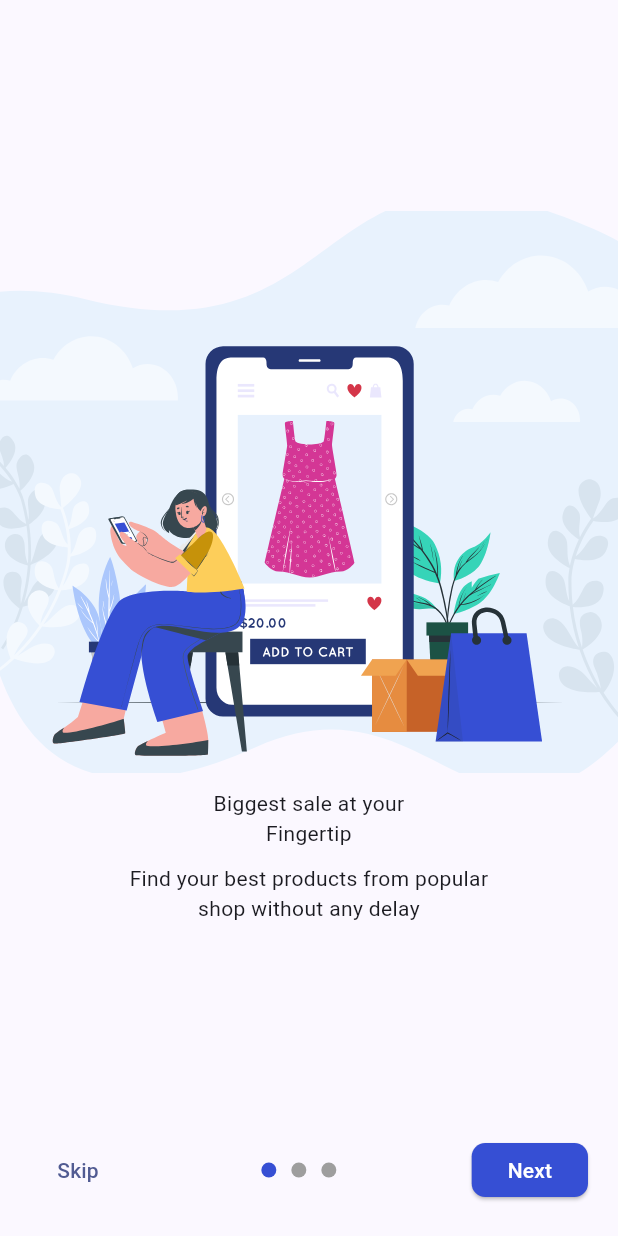
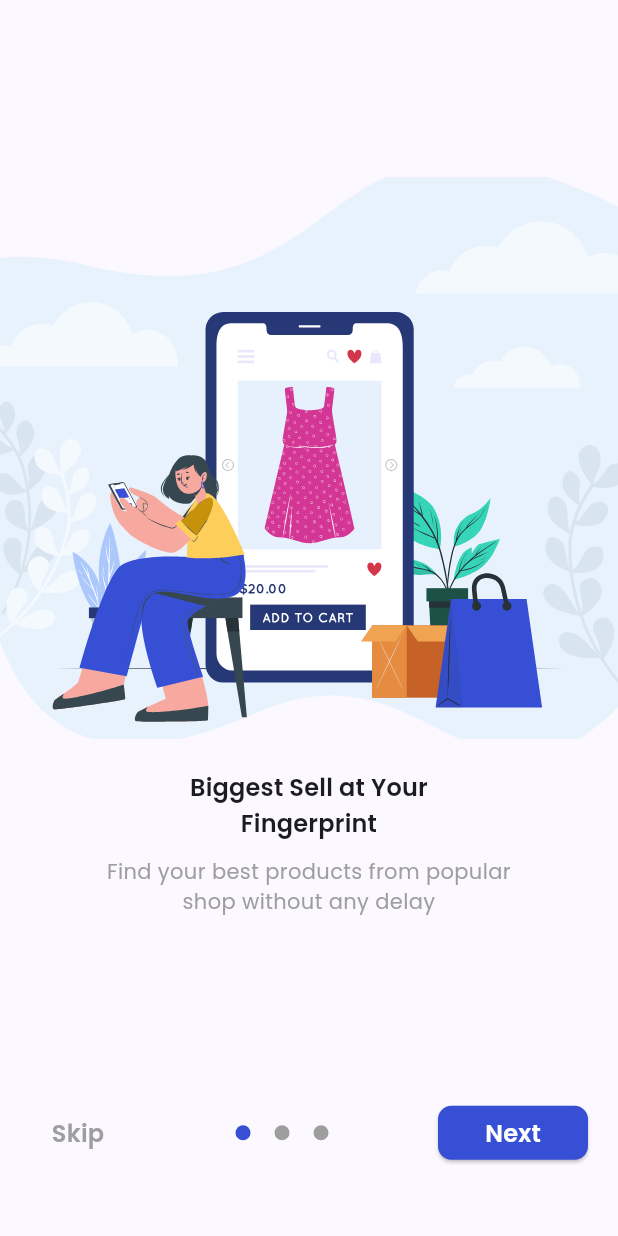
Before and after one commit to mbaka-bilal/ecommerce_dummy_app, a Flutter app: the screen it shows after launch, after a tap on "Skip", on a phone screen of 412 x 824 dp. Run offline on Flutter 3.47's test engine with Material 2 defaults, Android fonts, the phone set to English and light mode, and no system bars; our stand-ins replace flutter_svg.

Commit message:
onboarding_screen_no_nav

```diff
--- a/lib/main.dart
+++ b/lib/main.dart
@@ -16,6 +16,15 @@ class MyApp extends StatelessWidget {
     return MaterialApp(
       title: 'Flutter Demo',
       theme: ThemeData(
+        fontFamily: "Poppins",
+        textTheme: const TextTheme(
+          titleMedium: TextStyle(
+            fontWeight: FontWeight.w600,
+          ),
+          bodySmall: TextStyle(
+            fontWeight: FontWeight.w400
+          )
+        ),
         colorScheme: ColorScheme.fromSeed(seedColor: AppColors.blue),
         useMaterial3: true,
       ),
--- a/lib/pages/onboarding/onboarding_screen.dart
+++ b/lib/pages/onboarding/onboarding_screen.dart
@@ -1,6 +1,10 @@
+import 'dart:async';
+
 import 'package:flutter/material.dart';
 import 'package:flutter_svg/flutter_svg.dart';
 
+import '../../ui/circular_progress.dart';
+import '../../ui/mybutton.dart';
 import '../../utils/app_images.dart';
 import '../../utils/appstyles.dart';
 
@@ -12,79 +16,84 @@ class OnBoardingScreen extends StatefulWidget {
 }
 
 class _OnBoardingScreenState extends State<OnBoardingScreen> {
+  int index = 0;
+  PageController pageController = PageController();
+  final headerTexts = <String>[
+    "Biggest Sell at Your Fingerprint",
+    "Pay Secure Payment Gateway",
+    "Get Faster and Safe Delivery"
+  ];
+  final images = <String>[
+    AppImages.firstOnBoardingImage,
+    AppImages.secondOnBoardingImage,
+    AppImages.thirdOnBoardingImage,
+  ];
+
   @override
   Widget build(BuildContext context) {
+    Timer.periodic(const Duration(seconds: 5), (timer) {
+      setState(() {
+        index = pageController.page!.round() + 1;
+      });
+
+      if (index > 2) {
+        setState(() {
+          index = 0;
+        });
+        pageController.animateToPage(index,
+            duration: const Duration(seconds: 1), curve: Curves.easeIn);
+      } else {
+        pageController.animateToPage(index,
+            duration: const Duration(seconds: 1), curve: Curves.easeIn);
+      }
+    });
+
     return Scaffold(
       body: Column(
         mainAxisAlignment: MainAxisAlignment.spaceBetween,
         children: [
-          Column(
+          const Expanded(
+            child: Column(
               children: [],
             ),
-          Column(
-            children: [
-              SizedBox(
-                  width: double.infinity,
-                  child: SvgPicture.asset(
-                    AppImages.firstOnBoardingImage,
-                    fit: BoxFit.fitWidth,
-                  )),
-              SizedBox(
-                height: 10,
           ),
-              SizedBox(
-                  width: 150,
-                  child: Text(
-                    "Biggest sale at your Fingertip",
-                    textAlign: TextAlign.center,
-                  )),
-              SizedBox(
-                height: 10,
+          Expanded(
+            flex: 5,
+            child: PageView.builder(
+              controller: pageController,
+              itemBuilder: (context, index) => PageContent(
+                  imagePath: images[index], headingText: headerTexts[index]),
             ),
-              SizedBox(
-                  width: 250,
-                  child: Text(
-                    "Find your best products from popular shop without any delay",
-                    textAlign: TextAlign.center,
-                  ))
-            ],
           ),
-          Padding(
+          Expanded(
+            child: Padding(
               padding:
                   const EdgeInsets.only(left: 20.0, right: 20.0, bottom: 20.0),
               child: Row(
                 mainAxisAlignment: MainAxisAlignment.spaceBetween,
                 children: [
-                TextButton(onPressed: () {}, child: Text("Skip")),
-                Row(
-                  mainAxisSize: MainAxisSize.min,
-                  children: [
-                    CircleAvatar(
-                      backgroundColor: AppColors.blue,
-                      radius: 5,
+                  TextButton(
+                      onPressed: () {},
+                      child: Text(
+                        "Skip",
+                        style: Theme.of(context)
+                            .textTheme
+                            .titleMedium!
+                            .copyWith(color: Colors.grey),
+                      )),
+                  CircleProgress(index: index, range: 3),
+                  MyButton(
+                    text: "Next",
+                    textStyle: Theme.of(context)
+                        .textTheme
+                        .titleMedium!
+                        .copyWith(color: Colors.white),
+                    buttonColor: AppColors.blue,
+                    height: 36,
+                    width: 100,
                   ),
-                    SizedBox(
-                      width: 10,
-                    ),
-                    CircleAvatar(
-                      backgroundColor: Colors.grey,
-                      radius: 5,
-                    ),
-                    SizedBox(
-                      width: 10,
-                    ),
-                    CircleAvatar(
-                      backgroundColor: Colors.grey,
-                      radius: 5,
-                    )
                 ],
               ),
-                MyButton(
-                  text: "Next",
-                  buttonColor: AppColors.blue,
-                  height: 36,
-                ),
-              ],
             ),
           )
         ],
@@ -93,47 +102,51 @@ class _OnBoardingScreenState extends State<OnBoardingScreen> {
   }
 }
 
-class MyButton extends StatelessWidget {
-  const MyButton(
-      {Key? key,
-      this.function,
-      required this.text,
-      this.textStyle,
-      this.buttonColor,
-      this.width,
-      this.height})
-      : super(key: key);
-  final Function? function;
-  final String text;
-  final TextStyle? textStyle;
-  final Color? buttonColor;
-  final double? width;
-  final double? height;
+
+
+class PageContent extends StatelessWidget {
+  const PageContent({
+    Key? key,
+    required this.imagePath,
+    required this.headingText,
+  }) : super(key: key);
+
+  final String imagePath;
+  final String headingText;
 
   @override
   Widget build(BuildContext context) {
-    return SizedBox(
-      width: width,
-      height: height,
-      child: ElevatedButton(
-        onPressed: () {
-          function;
-        },
-        style: ButtonStyle(
-            backgroundColor:
-                MaterialStateProperty.all(buttonColor ?? buttonColor),
-            shape: MaterialStateProperty.all(RoundedRectangleBorder(
-              borderRadius: BorderRadius.circular(9),
-            ))),
+    return Column(
+      children: [
+        SizedBox(
+            width: double.infinity,
+            child: SvgPicture.asset(
+              imagePath,
+              fit: BoxFit.fitWidth,
+            )),
+        const SizedBox(
+          height: 20,
+        ),
+        SizedBox(
+            width: 200,
             child: Text(
-          text,
-          style: (textStyle == null)
-              ? const TextStyle(
-                  color: Colors.white,
-                )
-              : textStyle,
+              headingText,
+              textAlign: TextAlign.center,
+              style: Theme.of(context).textTheme.titleMedium,
+            )),
+        const SizedBox(
+          height: 10,
         ),
+        SizedBox(
+            width: 300,
+            child: Text(
+              "Find your best products from popular shop without any delay",
+              textAlign: TextAlign.center,
+              style: Theme.of(context).textTheme.bodyMedium!.copyWith(
+                    color: Colors.grey,
                   ),
+            ))
+      ],
     );
   }
 }
--- /dev/null
+++ b/lib/ui/circular_progress.dart
@@ -0,0 +1,28 @@
+import 'package:flutter/material.dart';
+
+import '../utils/appstyles.dart';
+
+class CircleProgress extends StatelessWidget {
+  const CircleProgress({Key? key, required this.index, required this.range})
+      : super(key: key);
+
+  final int index;
+  final int range;
+
+  @override
+  Widget build(BuildContext context) {
+    return Row(
+        mainAxisSize: MainAxisSize.min,
+        children: List.generate(range, (currentIndex) {
+          return Padding(
+            padding: const EdgeInsets.all(8.0),
+            child: CircleAvatar(
+              backgroundColor:
+              (currentIndex == index) ? AppColors.blue : Colors.grey,
+              radius: 5,
+            ),
+          );
+        })
+    );
+  }
+}
--- /dev/null
+++ b/lib/ui/mybutton.dart
@@ -0,0 +1,46 @@
+import 'package:flutter/material.dart';
+
+class MyButton extends StatelessWidget {
+  const MyButton(
+      {Key? key,
+        this.function,
+        required this.text,
+        this.textStyle,
+        this.buttonColor,
+        this.width,
+        this.height})
+      : super(key: key);
+  final Function? function;
+  final String text;
+  final TextStyle? textStyle;
+  final Color? buttonColor;
+  final double? width;
+  final double? height;
+
+  @override
+  Widget build(BuildContext context) {
+    return SizedBox(
+      width: width,
+      height: height,
+      child: ElevatedButton(
+        onPressed: () {
+          function;
+        },
+        style: ButtonStyle(
+            backgroundColor:
+            MaterialStateProperty.all(buttonColor ?? buttonColor),
+            shape: MaterialStateProperty.all(RoundedRectangleBorder(
+              borderRadius: BorderRadius.circular(9),
+            ))),
+        child: Text(
+          text,
+          style: (textStyle == null)
+              ? const TextStyle(
+            color: Colors.white,
+          )
+              : textStyle,
+        ),
+      ),
+    );
+  }
+}
```
Also changed, not shown: pubspec.yaml (+7 -0 lines), assets/fonts/Poppins-Regular.ttf (added). Lines whose indentation alone changed are shown as unchanged.
